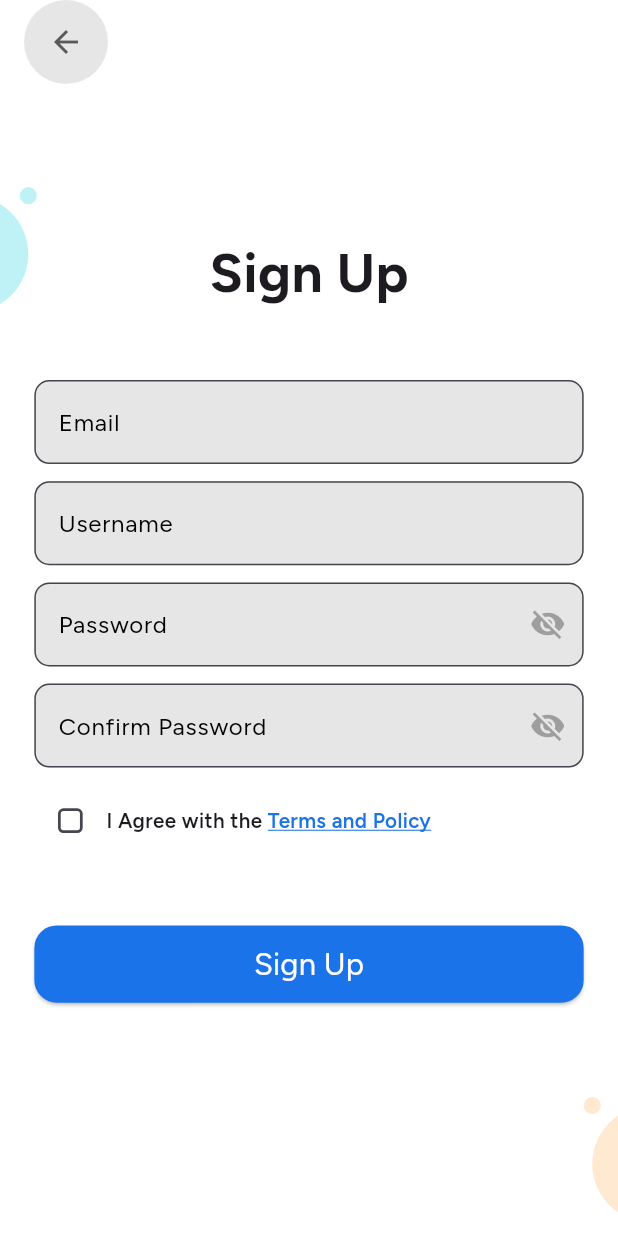
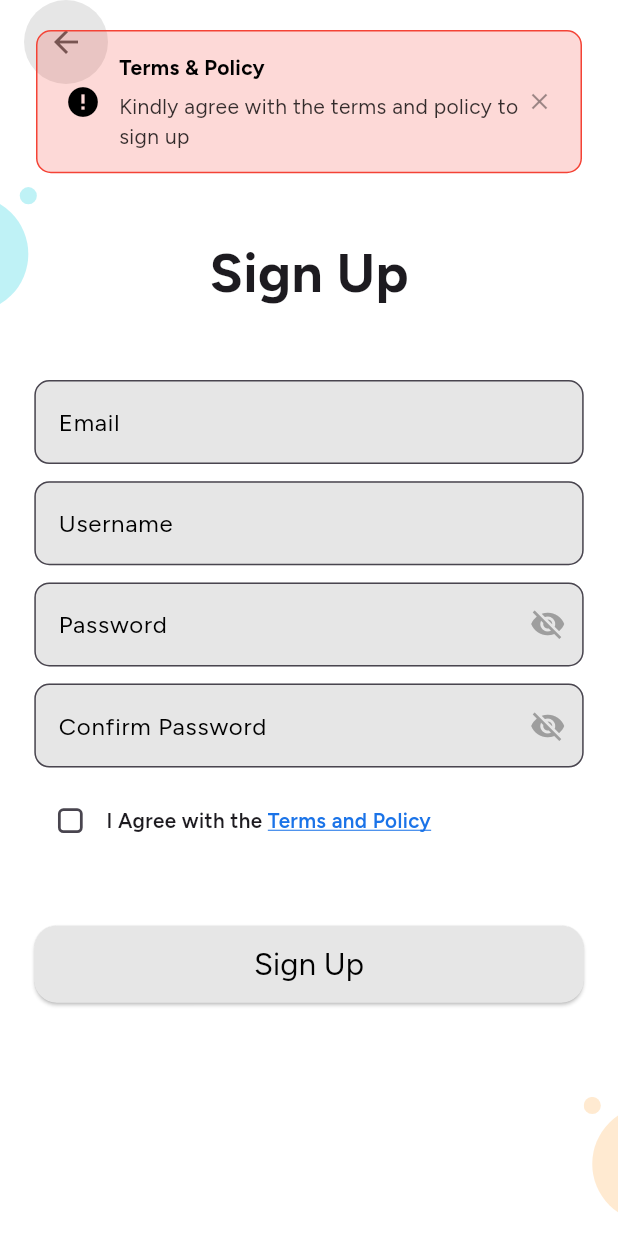
Before and after one commit to shreeyansh64/agile, a Flutter app: the SignupEmailPage screen opened by its route, after a tap on "Sign Up", on a phone screen of 412 x 824 dp. Run offline on Flutter 3.47's test engine with Material 3 defaults, Android fonts, the light colour scheme and no system bars; drawn by our look-alikes of toastification; our stand-ins replace dio, flutter_dotenv, flutter_otp_text_field, flutter_spinkit, flutter_svg, fluttertoast and 4 more; accounts and stored records are empty; network calls fail.

Commit message:
SignUp: added deadButton to check conditions for signup

```diff
--- a/lib/view/loginPage.dart
+++ b/lib/view/loginPage.dart
@@ -10,6 +10,7 @@ import 'package:agile/widgets/inputField.dart';
 import 'package:agile/widgets/passwordField.dart';
 import 'package:agile/widgets/toast.dart';
 import 'package:flutter/material.dart';
+import 'package:flutter_spinkit/flutter_spinkit.dart';
 import 'package:flutter_svg/svg.dart';
 import 'package:fluttertoast/fluttertoast.dart';
 import 'package:toastification/toastification.dart';
@@ -28,6 +29,7 @@ class _LoginPageState extends State<LoginPage> {
   String passErr = '';
   bool emailErrb = true;
   bool passErrb = true;
+  bool isClicked = false;
   final AuthService auth = AuthService();
 
   @override
@@ -53,9 +55,15 @@ class _LoginPageState extends State<LoginPage> {
       ),
     );
     showLoginSuccessToast(context);
+    setState(() {
+      isClicked = !isClicked;
+    });
     Navigator.pushReplacementNamed(context, '/dashboard');
   } catch (e) {
     showLoginErrorToast(context);
+    setState(() {
+      isClicked = !isClicked;
+    });
   }
 }
 
@@ -151,13 +159,17 @@ class _LoginPageState extends State<LoginPage> {
                         SizedBox(height: _responsive(40)),
                         Column(
                           children: [
-                            BlueButton(
+                            isClicked
+                            ? SpinKitThreeBounce(color: Appcolors.blue1_normal,)
+                            : BlueButton(
                               text: "Login",
                               function: () {
+                                setState(() {
+                                  isClicked = !isClicked;
+                                });
                                 loginUser();
                               },
                             ),
-
                             SizedBox(height: _responsive(10)),
                             TextButton(
                               onPressed: () {
--- a/lib/view/signupEmailPage.dart
+++ b/lib/view/signupEmailPage.dart
@@ -1,9 +1,11 @@
 import 'package:agile/styles/appColors.dart';
 import 'package:agile/styles/appText.dart';
 import 'package:agile/widgets/blueButton.dart';
+import 'package:agile/widgets/deadButton.dart';
 import 'package:agile/widgets/floatBackButton.dart';
 import 'package:agile/widgets/inputField.dart';
 import 'package:agile/widgets/passwordField.dart';
+import 'package:agile/widgets/toast.dart';
 import 'package:flutter/material.dart';
 import 'package:flutter_svg/svg.dart';
 
@@ -23,10 +25,10 @@ class _SignupEmailPageState extends State<SignupEmailPage> {
   final TextEditingController confPassController = TextEditingController();
   final String emailErr = '';
   final String usernameErr = '';
-  final String passErr= '';
+  final String passErr = '';
   final String confPassErr = '';
   final bool emailErrb = true;
-  final bool usernameErrb= true;
+  final bool usernameErrb = true;
   final bool passErrb = true;
   final bool confPassErrb = true;
 
@@ -47,7 +49,9 @@ class _SignupEmailPageState extends State<SignupEmailPage> {
     }
 
     return GestureDetector(
-      onTap: (){FocusScope.of(context).unfocus();},
+      onTap: () {
+        FocusScope.of(context).unfocus();
+      },
       child: Scaffold(
         body: SizedBox(
           height: MediaQuery.maybeHeightOf(context),
@@ -83,13 +87,33 @@ class _SignupEmailPageState extends State<SignupEmailPage> {
                       ).copyWith(fontWeight: FontWeight.bold),
                     ),
                     SizedBox(height: _responsive(40)),
-                    inputField(text: "Email", controller: emailController, errorText: emailErr, err: emailErrb,),
+                    inputField(
+                      text: "Email",
+                      controller: emailController,
+                      errorText: emailErr,
+                      err: emailErrb,
+                    ),
                     SizedBox(height: _responsive(10)),
-                    inputField(text: "Username", controller: usernameController, errorText: usernameErr, err: usernameErrb,),
+                    inputField(
+                      text: "Username",
+                      controller: usernameController,
+                      errorText: usernameErr,
+                      err: usernameErrb,
+                    ),
                     SizedBox(height: _responsive(10)),
-                    PasswordField(text: "Password", controller: passController, errorText: passErr, err: passErrb,),
+                    PasswordField(
+                      text: "Password",
+                      controller: passController,
+                      errorText: passErr,
+                      err: passErrb,
+                    ),
                     SizedBox(height: _responsive(10)),
-                    PasswordField(text: "Confirm Password", controller: confPassController, errorText: confPassErr, err: confPassErrb,),
+                    PasswordField(
+                      text: "Confirm Password",
+                      controller: confPassController,
+                      errorText: confPassErr,
+                      err: confPassErrb,
+                    ),
                     SizedBox(height: _responsive(10)),
                     Row(
                       mainAxisAlignment: MainAxisAlignment.start,
@@ -134,7 +158,9 @@ class _SignupEmailPageState extends State<SignupEmailPage> {
                       ],
                     ),
                     SizedBox(height: _responsive(40)),
-                    BlueButton(text: "Sign Up", function: () {}),
+                    isChecked
+                    ? BlueButton(text: "Sign Up", function: (){})
+                    : DeadButton(text: "Sign Up", function: (){termsAndCondition(context);}),
                     Spacer(),
                   ],
                 ),
--- /dev/null
+++ b/lib/widgets/deadButton.dart
@@ -0,0 +1,35 @@
+import 'package:agile/styles/appColors.dart';
+import 'package:agile/styles/appText.dart';
+import 'package:flutter/material.dart';
+
+class DeadButton extends StatelessWidget {
+  final String text;
+  final VoidCallback function;
+  const DeadButton({super.key, required this.text, required this.function});
+
+  @override
+   Widget build(BuildContext context) {
+    double _responsive(num) {
+      final width = MediaQuery.widthOf(context);
+      return (width / 360) * num;
+    }
+
+    return SizedBox(
+      height: _responsive(45),
+      width: double.infinity,
+      child: ElevatedButton(
+        style: ElevatedButton.styleFrom(
+          backgroundColor: Appcolors.white_normal_hover,
+          shape: RoundedRectangleBorder(
+            borderRadius: BorderRadiusGeometry.circular(15),
+          ),
+        ),
+        onPressed: function,
+        child: Text(
+          this.text,
+          style: AppText.boldButton(context).copyWith(color: Colors.black),
+        ),
+      ),
+    );
+  }
+}
--- a/lib/widgets/toast.dart
+++ b/lib/widgets/toast.dart
@@ -7,19 +7,29 @@ void showLoginSuccessToast(BuildContext context) {
     final width = MediaQuery.widthOf(context);
     return (width / 360) * num;
   }
+
   toastification.show(
     type: ToastificationType.success,
     style: ToastificationStyle.flat,
-    description: Text("Login successful!",style: TextStyle(fontWeight: FontWeight.bold),),
+    description: Text(
+      "Login successful!",
+      style: TextStyle(fontWeight: FontWeight.bold),
+    ),
     icon: const Icon(Icons.check_circle, color: Colors.black),
     backgroundColor: Colors.green.withOpacity(0.2),
     foregroundColor: Colors.black,
-    borderSide: BorderSide(color: Colors.green,width: 1),
-    padding: EdgeInsets.symmetric(horizontal: _responsive(16), vertical: _responsive(12)),
+    borderSide: BorderSide(color: Colors.green, width: 1),
+    padding: EdgeInsets.symmetric(
+      horizontal: _responsive(16),
+      vertical: _responsive(12),
+    ),
     borderRadius: BorderRadius.circular(10),
     autoCloseDuration: const Duration(seconds: 3),
     showProgressBar: true,
-    progressBarTheme: ProgressIndicatorThemeData(linearTrackColor: Colors.green,color: Colors.white.withOpacity(0.4)),
+    progressBarTheme: ProgressIndicatorThemeData(
+      linearTrackColor: Colors.green,
+      color: Colors.white.withOpacity(0.4),
+    ),
     alignment: Alignment.topRight,
   );
 }
@@ -29,18 +39,56 @@ void showLoginErrorToast(BuildContext context) {
     final width = MediaQuery.widthOf(context);
     return (width / 360) * num;
   }
+
   toastification.show(
-    title: Text("Login Failed",style: TextStyle(fontWeight: FontWeight.bold),),
+    title: Text("Login Failed", style: TextStyle(fontWeight: FontWeight.bold)),
     description: Text("Kindly check the login details once again"),
     icon: const Icon(Icons.error, color: Colors.black),
     backgroundColor: Colors.red.withOpacity(0.2),
     foregroundColor: Colors.black,
-    padding: EdgeInsets.symmetric(horizontal: _responsive(16), vertical: _responsive(12)),
+    padding: EdgeInsets.symmetric(
+      horizontal: _responsive(16),
+      vertical: _responsive(12),
+    ),
     borderRadius: BorderRadius.circular(10),
-    borderSide: BorderSide(color: Colors.red,width: 1),
+    borderSide: BorderSide(color: Colors.red, width: 1),
     autoCloseDuration: const Duration(seconds: 3),
     showProgressBar: true,
-    progressBarTheme: ProgressIndicatorThemeData(linearTrackColor: Colors.red,color: Colors.white.withOpacity(0.4)),
+    progressBarTheme: ProgressIndicatorThemeData(
+      linearTrackColor: Colors.red,
+      color: Colors.white.withOpacity(0.4),
+    ),
     alignment: Alignment.topRight,
   );
 }
+
+void termsAndCondition(BuildContext context) {
+    double _responsive(num) {
+      final width = MediaQuery.widthOf(context);
+      return (width / 360) * num;
+    }
+
+    toastification.show(
+      title: Text(
+        "Terms & Policy",
+        style: TextStyle(fontWeight: FontWeight.bold),
+      ),
+      description: Text("Kindly agree with the terms and policy to sign up"),
+      icon: const Icon(Icons.error, color: Colors.black),
+      backgroundColor: Colors.red.withOpacity(0.2),
+      foregroundColor: Colors.black,
+      padding: EdgeInsets.symmetric(
+        horizontal: _responsive(16),
+        vertical: _responsive(12),
+      ),
+      borderRadius: BorderRadius.circular(10),
+      borderSide: BorderSide(color: Colors.red, width: 1),
+      autoCloseDuration: const Duration(seconds: 3),
+      showProgressBar: true,
+      progressBarTheme: ProgressIndicatorThemeData(
+        linearTrackColor: Colors.red,
+        color: Colors.white.withOpacity(0.4),
+      ),
+      alignment: Alignment.topRight,
+    );
+  }
```
Lines whose indentation alone changed are shown as unchanged.
